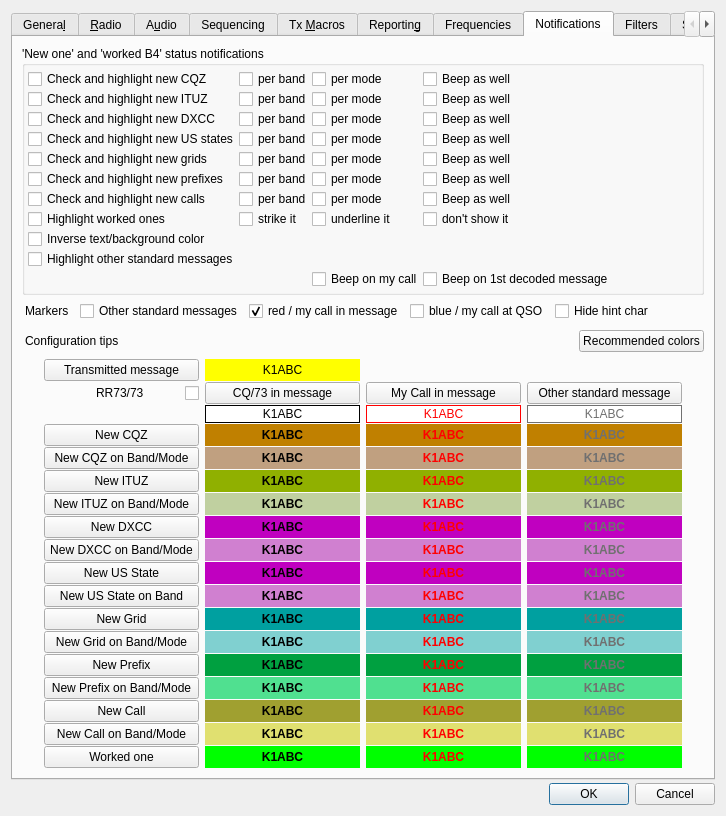
This is Configuration.ui in ce3tsk/jtdx_contest as Qt 5 draws it before an edit. The edited form follows.
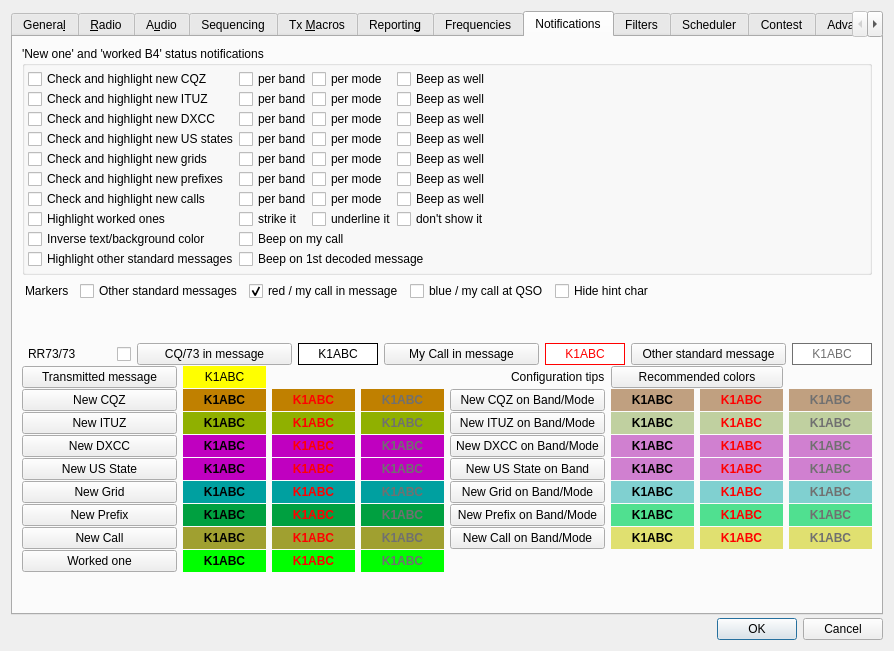
This is the edited form. The open tabs and pages were chosen to show the change.

Commit message: Settings dialog fits a 768 px screen (every tab scrolls, two-column colour table, fitted to the main window's screen), guiUpdate/readFromStdout/processMessage decisions moved to txstep.h/rxstep.h/pickstep.h (unchanged in behaviour), late-decoded RR73 after ours ends the QSO, typed @1000 no longer overwrites JT65/JT9 tones

The edit to the form file:
```diff
--- a/Configuration.ui
+++ b/Configuration.ui
@@ -3805,7 +3805,7 @@
                 </property>
                </spacer>
               </item>
-              <item row="10" column="3">
+              <item row="9" column="1" colspan="3">
                <widget class="QCheckBox" name="beep_on_firstMsg_check_box">
                 <property name="toolTip">
                  <string>&lt;html&gt;&lt;head/&gt;&lt;body&gt;&lt;p&gt;Use system sound for notification as soon as the first message is decoded in the RX interval.&lt;/p&gt;&lt;/body&gt;&lt;/html&gt;</string>
@@ -3815,7 +3815,7 @@
                 </property>
                </widget>
               </item>
-              <item row="10" column="2">
+              <item row="8" column="1" colspan="2">
                <widget class="QCheckBox" name="beep_on_my_call_check_box">
                 <property name="toolTip">
                  <string>&lt;html&gt;&lt;head/&gt;&lt;body&gt;&lt;p&gt;Use system sound for notification if there is MyCall in the received message.&lt;/p&gt;&lt;/body&gt;&lt;/html&gt;</string>
@@ -3945,59 +3945,6 @@
            </property>
           </spacer>
          </item>
-         <item>
-          <layout class="QHBoxLayout" name="horizontalLayout_10">
-           <item>
-            <spacer name="horizontalSpacer_24">
-             <property name="orientation">
-              <enum>Qt::Horizontal</enum>
-             </property>
-             <property name="sizeType">
-              <enum>QSizePolicy::Fixed</enum>
-             </property>
-             <property name="sizeHint" stdset="0">
-              <size>
-               <width>3</width>
-               <height>5</height>
-              </size>
-             </property>
-            </spacer>
-           </item>
-           <item>
-            <widget class="QLabel" name="label_14">
-             <property name="toolTip">
-              <string>&lt;html&gt;&lt;head/&gt;&lt;body&gt;&lt;p&gt;On top of the preview pane there are types of message that being checked for some criterion, text color being selected for each  type of message.&lt;br&gt;&lt;br&gt;On left side there are criteria allocated in the hierarchy order, and background color being selected for messages for each criterion.&lt;br&gt;&lt;br&gt;'Worked one' notification functionality is based on the residual principle, triggered if all activated 'New one' criteria or criterion are not met.&lt;br&gt;&lt;br&gt;'Inverse color' may be used if user would like to highlight CQ and 'MyCall' messages by some specific backgroung color.&lt;br&gt;&lt;br&gt;For beginning one criterion can be chose and for new band/mode notifications may be used similar color with the different saturation level, later number of required criteria can be increased.&lt;/p&gt;&lt;/body&gt;&lt;/html&gt;</string>
-             </property>
-             <property name="text">
-              <string>&lt;html&gt;&lt;head/&gt;&lt;body&gt;&lt;p&gt;Configuration tips&lt;/p&gt;&lt;/body&gt;&lt;/html&gt;</string>
-             </property>
-            </widget>
-           </item>
-           <item>
-            <spacer name="horizontalSpacer_defcol">
-             <property name="orientation">
-              <enum>Qt::Horizontal</enum>
-             </property>
-             <property name="sizeHint" stdset="0">
-              <size>
-               <width>20</width>
-               <height>5</height>
-              </size>
-             </property>
-            </spacer>
-           </item>
-           <item>
-            <widget class="QPushButton" name="pbDefaultColors">
-             <property name="toolTip">
-              <string>&lt;html&gt;&lt;head/&gt;&lt;body&gt;&lt;p&gt;Restore the recommended notification colors for &lt;b&gt;both&lt;/b&gt; the light and the dark style.&lt;/p&gt;&lt;p&gt;Every text color has been checked against every background it can appear on, so nothing ends up unreadable - a message calling you on a new DXCC row, for instance.&lt;/p&gt;&lt;p&gt;Takes effect when the settings are accepted.&lt;/p&gt;&lt;/body&gt;&lt;/html&gt;</string>
-             </property>
-             <property name="text">
-              <string>Recommended colors</string>
-             </property>
-            </widget>
-           </item>
-          </layout>
-         </item>
          <item>
           <spacer name="verticalSpacer_9">
            <property name="orientation">
@@ -4031,7 +3978,154 @@
              <property name="verticalSpacing">
               <number>1</number>
              </property>
-             <item row="0" column="0">
+             <item row="0" column="0" colspan="8">
+              <layout class="QHBoxLayout" name="messageColours_layout">
+               <property name="spacing">
+                <number>6</number>
+               </property>
+               <item>
+                <widget class="QCheckBox" name="RR73_marker_check_box">
+                 <property name="sizePolicy">
+                  <sizepolicy hsizetype="Minimum" vsizetype="Fixed">
+                   <horstretch>0</horstretch>
+                   <verstretch>0</verstretch>
+                  </sizepolicy>
+                 </property>
+                 <property name="toolTip">
+                  <string>&lt;html&gt;&lt;head/&gt;&lt;body&gt;&lt;p&gt;Treat RR73/73 messages in the same way as CQ messages for auto selection.&lt;/p&gt;&lt;/body&gt;&lt;/html&gt;</string>
+                 </property>
+                 <property name="layoutDirection">
+                  <enum>Qt::RightToLeft</enum>
+                 </property>
+                 <property name="text">
+                  <string>RR73/73           </string>
+                 </property>
+                </widget>
+               </item>
+               <item>
+                <widget class="QPushButton" name="pbCQmsg">
+                 <property name="minimumSize">
+                  <size>
+                   <width>155</width>
+                   <height>0</height>
+                  </size>
+                 </property>
+                 <property name="text">
+                  <string>CQ/73 in message</string>
+                 </property>
+                </widget>
+               </item>
+               <item>
+                <widget class="QLabel" name="labCQ">
+                 <property name="minimumSize">
+                  <size>
+                   <width>80</width>
+                   <height>18</height>
+                  </size>
+                 </property>
+                 <property name="styleSheet">
+                  <string notr="true">QLabel{background-color: #ffffff;color: #000000}</string>
+                 </property>
+                 <property name="frameShape">
+                  <enum>QFrame::Box</enum>
+                 </property>
+                 <property name="text">
+                  <string>K1ABC</string>
+                 </property>
+                 <property name="alignment">
+                  <set>Qt::AlignCenter</set>
+                 </property>
+                </widget>
+               </item>
+               <item>
+                <widget class="QPushButton" name="pbMyCall">
+                 <property name="minimumSize">
+                  <size>
+                   <width>155</width>
+                   <height>0</height>
+                  </size>
+                 </property>
+                 <property name="text">
+                  <string>My Call in message</string>
+                 </property>
+                </widget>
+               </item>
+               <item>
+                <widget class="QLabel" name="labMyCall">
+                 <property name="minimumSize">
+                  <size>
+                   <width>80</width>
+                   <height>18</height>
+                  </size>
+                 </property>
+                 <property name="styleSheet">
+                  <string notr="true">QLabel{background-color: #ffffff;color: #ff0000}</string>
+                 </property>
+                 <property name="frameShape">
+                  <enum>QFrame::Box</enum>
+                 </property>
+                 <property name="text">
+                  <string>K1ABC</string>
+                 </property>
+                 <property name="alignment">
+                  <set>Qt::AlignCenter</set>
+                 </property>
+                </widget>
+               </item>
+               <item>
+                <widget class="QPushButton" name="pbStandardCall">
+                 <property name="minimumSize">
+                  <size>
+                   <width>155</width>
+                   <height>0</height>
+                  </size>
+                 </property>
+                 <property name="toolTip">
+                  <string>&lt;html&gt;&lt;head/&gt;&lt;body&gt;&lt;p&gt;Set text color for non ('CQ' and 'MyCall') standard messages&lt;/p&gt;&lt;/body&gt;&lt;/html&gt;</string>
+                 </property>
+                 <property name="text">
+                  <string>Other standard message</string>
+                 </property>
+                </widget>
+               </item>
+               <item>
+                <widget class="QLabel" name="labStandardCall">
+                 <property name="minimumSize">
+                  <size>
+                   <width>80</width>
+                   <height>18</height>
+                  </size>
+                 </property>
+                 <property name="styleSheet">
+                  <string notr="true">QLabel{background-color: #ffffff;color: #707070}</string>
+                 </property>
+                 <property name="frameShape">
+                  <enum>QFrame::Box</enum>
+                 </property>
+                 <property name="text">
+                  <string>K1ABC</string>
+                 </property>
+                 <property name="alignment">
+                  <set>Qt::AlignCenter</set>
+                 </property>
+                </widget>
+               </item>
+               <item>
+                <spacer name="messageColours_spacer">
+                 <property name="orientation">
+                  <enum>Qt::Horizontal</enum>
+                 </property>
+                 <property name="sizeHint" stdset="0">
+                  <size>
+                   <width>0</width>
+                   <height>0</height>
+                  </size>
+                 </property>
+                </spacer>
+               </item>
+              </layout>
+             </item>
+             <item row="1" column="0">
               <widget class="QPushButton" name="pbTxMsg">
                <property name="minimumSize">
                 <size>
@@ -4044,7 +4138,7 @@
                </property>
               </widget>
              </item>
-             <item row="0" column="1">
+             <item row="1" column="1">
               <widget class="QLabel" name="labTx">
                <property name="minimumSize">
                 <size>
@@ -4063,134 +4157,27 @@
                </property>
               </widget>
              </item>
-             <item row="1" column="0">
-              <widget class="QCheckBox" name="RR73_marker_check_box">
-               <property name="sizePolicy">
-                <sizepolicy hsizetype="Minimum" vsizetype="Fixed">
-                 <horstretch>0</horstretch>
-                 <verstretch>0</verstretch>
-                </sizepolicy>
-               </property>
+             <item row="1" column="4" alignment="Qt::AlignRight|Qt::AlignVCenter">
+              <widget class="QLabel" name="label_14">
                <property name="toolTip">
                 <string>&lt;html&gt;&lt;head/&gt;&lt;body&gt;&lt;p&gt;Treat RR73/73 messages in the same way as CQ messages for auto selection.&lt;/p&gt;&lt;/body&gt;&lt;/html&gt;</string>
                </property>
-               <property name="layoutDirection">
-                <enum>Qt::RightToLeft</enum>
-               </property>
                <property name="text">
-                <string>RR73/73           </string>
+                <string>&lt;html&gt;&lt;head/&gt;&lt;body&gt;&lt;p&gt;Configuration tips&lt;/p&gt;&lt;/body&gt;&lt;/html&gt;</string>
                </property>
               </widget>
              </item>
-             <item row="1" column="1">
-              <widget class="QPushButton" name="pbCQmsg">
-               <property name="minimumSize">
-                <size>
-                 <width>155</width>
-                 <height>0</height>
-                </size>
-               </property>
-               <property name="text">
-                <string>CQ/73 in message</string>
-               </property>
-              </widget>
-             </item>
-             <item row="1" column="2">
-              <widget class="QPushButton" name="pbMyCall">
-               <property name="minimumSize">
-                <size>
-                 <width>155</width>
-                 <height>0</height>
-                </size>
-               </property>
-               <property name="text">
-                <string>My Call in message</string>
-               </property>
-              </widget>
-             </item>
-             <item row="1" column="3">
-              <widget class="QPushButton" name="pbStandardCall">
-               <property name="minimumSize">
-                <size>
-                 <width>155</width>
-                 <height>0</height>
-                </size>
-               </property>
+             <item row="1" column="5" colspan="2">
+              <widget class="QPushButton" name="pbDefaultColors">
                <property name="toolTip">
                 <string>&lt;html&gt;&lt;head/&gt;&lt;body&gt;&lt;p&gt;Set text color for non ('CQ' and 'MyCall') standard messages&lt;/p&gt;&lt;/body&gt;&lt;/html&gt;</string>
                </property>
                <property name="text">
-                <string>Other standard message</string>
+                <string>Recommended colors</string>
                </property>
               </widget>
              </item>
-             <item row="2" column="1">
-              <widget class="QLabel" name="labCQ">
-               <property name="minimumSize">
-                <size>
-                 <width>80</width>
-                 <height>18</height>
-                </size>
-               </property>
-               <property name="styleSheet">
-                <string notr="true">QLabel{background-color: #ffffff;color: #000000}</string>
-               </property>
-               <property name="frameShape">
-                <enum>QFrame::Box</enum>
-               </property>
-               <property name="text">
-                <string>K1ABC</string>
-               </property>
-               <property name="alignment">
-                <set>Qt::AlignCenter</set>
-               </property>
-              </widget>
-             </item>
-             <item row="2" column="2">
-              <widget class="QLabel" name="labMyCall">
-               <property name="minimumSize">
-                <size>
-                 <width>80</width>
-                 <height>18</height>
-                </size>
-               </property>
-               <property name="styleSheet">
-                <string notr="true">QLabel{background-color: #ffffff;color: #ff0000}</string>
-               </property>
-               <property name="frameShape">
-                <enum>QFrame::Box</enum>
-               </property>
-               <property name="text">
-                <string>K1ABC</string>
-               </property>
-               <property name="alignment">
-                <set>Qt::AlignCenter</set>
-               </property>
-              </widget>
-             </item>
-             <item row="2" column="3">
-              <widget class="QLabel" name="labStandardCall">
-               <property name="minimumSize">
-                <size>
-                 <width>80</width>
-                 <height>18</height>
-                </size>
-               </property>
-               <property name="styleSheet">
-                <string notr="true">QLabel{background-color: #ffffff;color: #707070}</string>
-               </property>
-               <property name="frameShape">
-                <enum>QFrame::Box</enum>
-               </property>
-               <property name="text">
-                <string>K1ABC</string>
-               </property>
-               <property name="alignment">
-                <set>Qt::AlignCenter</set>
-               </property>
-              </widget>
-             </item>
-             <item row="3" column="0">
+             <item row="2" column="0">
               <widget class="QPushButton" name="pbNewCQZ">
                <property name="minimumSize">
                 <size>
@@ -4203,7 +4190,7 @@
                </property>
               </widget>
              </item>
-             <item row="3" column="1">
+             <item row="2" column="1">
               <widget class="QLabel" name="labNewCQZ">
                <property name="minimumSize">
                 <size>
@@ -4222,7 +4209,7 @@
                </property>
               </widget>
              </item>
-             <item row="3" column="2">
+             <item row="2" column="2">
               <widget class="QLabel" name="labNewMcCQZ">
                <property name="minimumSize">
                 <size>
@@ -4241,7 +4228,7 @@
                </property>
               </widget>
              </item>
-             <item row="3" column="3">
+             <item row="2" column="3">
               <widget class="QLabel" name="labNewScCQZ">
                <property name="minimumSize">
                 <size>
@@ -4260,7 +4247,7 @@
                </property>
               </widget>
              </item>
-             <item row="4" column="0">
+             <item row="2" column="4">
               <widget class="QPushButton" name="pbNewCQZBand">
                <property name="minimumSize">
                 <size>
@@ -4273,7 +4260,7 @@
                </property>
               </widget>
              </item>
-             <item row="4" column="1">
+             <item row="2" column="5">
               <widget class="QLabel" name="labNewCQZBand">
                <property name="minimumSize">
                 <size>
@@ -4292,7 +4279,7 @@
                </property>
               </widget>
              </item>
-             <item row="4" column="2">
+             <item row="2" column="6">
               <widget class="QLabel" name="labNewMcCQZBand">
                <property name="minimumSize">
                 <size>
@@ -4311,7 +4298,7 @@
                </property>
               </widget>
              </item>
-             <item row="4" column="3">
+             <item row="2" column="7">
               <widget class="QLabel" name="labNewScCQZBand">
                <property name="minimumSize">
                 <size>
@@ -4330,7 +4317,7 @@
                </property>
               </widget>
              </item>
-             <item row="5" column="0">
+             <item row="3" column="0">
               <widget class="QPushButton" name="pbNewITUZ">
                <property name="minimumSize">
                 <size>
@@ -4343,7 +4330,7 @@
                </property>
               </widget>
              </item>
-             <item row="5" column="1">
+             <item row="3" column="1">
               <widget class="QLabel" name="labNewITUZ">
                <property name="minimumSize">
                 <size>
@@ -4362,7 +4349,7 @@
                </property>
               </widget>
              </item>
-             <item row="5" column="2">
+             <item row="3" column="2">
               <widget class="QLabel" name="labNewMcITUZ">
                <property name="minimumSize">
                 <size>
@@ -4381,7 +4368,7 @@
                </property>
               </widget>
              </item>
-             <item row="5" column="3">
+             <item row="3" column="3">
               <widget class="QLabel" name="labNewScITUZ">
                <property name="minimumSize">
                 <size>
@@ -4400,7 +4387,7 @@
                </property>
               </widget>
              </item>
-             <item row="6" column="0">
+             <item row="3" column="4">
               <widget class="QPushButton" name="pbNewITUZBand">
                <property name="minimumSize">
                 <size>
@@ -4413,7 +4400,7 @@
                </property>
               </widget>
              </item>
-             <item row="6" column="1">
+             <item row="3" column="5">
               <widget class="QLabel" name="labNewITUZBand">
                <property name="minimumSize">
                 <size>
@@ -4432,7 +4419,7 @@
                </property>
               </widget>
              </item>
-             <item row="6" column="2">
+             <item row="3" column="6">
               <widget class="QLabel" name="labNewMcITUZBand">
                <property name="minimumSize">
                 <size>
@@ -4451,7 +4438,7 @@
                </property>
               </widget>
              </item>
-             <item row="6" column="3">
+             <item row="3" column="7">
               <widget class="QLabel" name="labNewScITUZBand">
                <property name="minimumSize">
                 <size>
@@ -4470,7 +4457,7 @@
                </property>
               </widget>
              </item>
-             <item row="7" column="0">
+             <item row="4" column="0">
               <widget class="QPushButton" name="pbNewDXCC">
                <property name="minimumSize">
                 <size>
@@ -4483,7 +4470,7 @@
                </property>
               </widget>
              </item>
-             <item row="7" column="1">
+             <item row="4" column="1">
               <widget class="QLabel" name="labNewDXCC">
                <property name="minimumSize">
                 <size>
@@ -4502,7 +4489,7 @@
                </property>
               </widget>
              </item>
-             <item row="7" column="2">
+             <item row="4" column="2">
               <widget class="QLabel" name="labNewMcDXCC">
                <property name="minimumSize">
                 <size>
@@ -4521,7 +4508,7 @@
                </property>
               </widget>
              </item>
-             <item row="7" column="3">
+             <item row="4" column="3">
               <widget class="QLabel" name="labNewScDXCC">
                <property name="minimumSize">
                 <size>
@@ -4540,7 +4527,7 @@
                </property>
               </widget>
              </item>
-             <item row="8" column="0">
+             <item row="4" column="4">
               <widget class="QPushButton" name="pbNewDXCCBand">
                <property name="minimumSize">
                 <size>
@@ -4553,7 +4540,7 @@
                </property>
               </widget>
              </item>
-             <item row="8" column="1">
+             <item row="4" column="5">
               <widget class="QLabel" name="labNewDXCCBand">
                <property name="minimumSize">
                 <size>
@@ -4572,7 +4559,7 @@
                </property>
               </widget>
              </item>
-             <item row="8" column="2">
+             <item row="4" column="6">
               <widget class="QLabel" name="labNewMcDXCCBand">
                <property name="minimumSize">
                 <size>
@@ -4591,7 +4578,7 @@
                </property>
               </widget>
              </item>
-             <item row="8" column="3">
+             <item row="4" column="7">
               <widget class="QLabel" name="labNewScDXCCBand">
                <property name="minimumSize">
                 <size>
@@ -4610,7 +4597,7 @@
                </property>
               </widget>
              </item>
-             <item row="9" column="0">
+             <item row="5" column="0">
               <widget class="QPushButton" name="pbNewState">
                <property name="minimumSize">
                 <size>
@@ -4623,7 +4610,7 @@
                </property>
               </widget>
              </item>
-             <item row="9" column="1">
+             <item row="5" column="1">
               <widget class="QLabel" name="labNewState">
                <property name="minimumSize">
                 <size>
@@ -4642,7 +4629,7 @@
                </property>
               </widget>
              </item>
-             <item row="9" column="2">
+             <item row="5" column="2">
               <widget class="QLabel" name="labNewMcState">
                <property name="minimumSize">
                 <size>
@@ -4661,7 +4648,7 @@
                </property>
               </widget>
              </item>
-             <item row="9" column="3">
+             <item row="5" column="3">
               <widget class="QLabel" name="labNewScState">
                <property name="minimumSize">
                 <size>
@@ -4680,7 +4667,7 @@
                </property>
               </widget>
              </item>
-             <item row="10" column="0">
+             <item row="5" column="4">
               <widget class="QPushButton" name="pbNewStateBand">
                <property name="minimumSize">
                 <size>
@@ -4693,7 +4680,7 @@
                </property>
               </widget>
              </item>
-             <item row="10" column="1">
+             <item row="5" column="5">
               <widget class="QLabel" name="labNewStateBand">
                <property name="minimumSize">
                 <size>
@@ -4712,7 +4699,7 @@
                </property>
               </widget>
              </item>
-             <item row="10" column="2">
+             <item row="5" column="6">
               <widget class="QLabel" name="labNewMcStateBand">
                <property name="minimumSize">
                 <size>
@@ -4731,7 +4718,7 @@
                </property>
               </widget>
              </item>
-             <item row="10" column="3">
+             <item row="5" column="7">
               <widget class="QLabel" name="labNewScStateBand">
                <property name="minimumSize">
                 <size>
@@ -4750,7 +4737,7 @@
                </property>
               </widget>
              </item>
-             <item row="11" column="0">
+             <item row="6" column="0">
               <widget class="QPushButton" name="pbNewGrid">
                <property name="minimumSize">
                 <size>
@@ -4763,7 +4750,7 @@
                </property>
               </widget>
              </item>
-             <item row="11" column="1">
+             <item row="6" column="1">
               <widget class="QLabel" name="labNewGrid">
                <property name="minimumSize">
                 <size>
@@ -4782,7 +4769,7 @@
                </property>
               </widget>
              </item>
-             <item row="11" column="2">
+             <item row="6" column="2">
               <widget class="QLabel" name="labNewMcGrid">
                <property name="minimumSize">
                 <size>
@@ -4801,7 +4788,7 @@
                </property>
               </widget>
              </item>
-             <item row="11" column="3">
+             <item row="6" column="3">
               <widget class="QLabel" name="labNewScGrid">
                <property name="minimumSize">
                 <size>
@@ -4820,7 +4807,7 @@
                </property>
               </widget>
              </item>
-             <item row="12" column="0">
+             <item row="6" column="4">
               <widget class="QPushButton" name="pbNewGridBand">
                <property name="minimumSize">
                 <size>
@@ -4833,7 +4820,7 @@
                </property>
               </widget>
              </item>
-             <item row="12" column="1">
+             <item row="6" column="5">
               <widget class="QLabel" name="labNewGridBand">
                <property name="minimumSize">
                 <size>
@@ -4852,7 +4839,7 @@
                </property>
               </widget>
              </item>
-             <item row="12" column="2">
+             <item row="6" column="6">
               <widget class="QLabel" name="labNewMcGridBand">
                <property name="minimumSize">
                 <size>
@@ -4871,7 +4858,7 @@
                </property>
               </widget>
              </item>
-             <item row="12" column="3">
+             <item row="6" column="7">
               <widget class="QLabel" name="labNewScGridBand">
                <property name="minimumSize">
                 <size>
@@ -4890,7 +4877,7 @@
                </property>
               </widget>
              </item>
-             <item row="13" column="0">
+             <item row="7" column="0">
               <widget class="QPushButton" name="pbNewPx">
                <property name="minimumSize">
                 <size>
@@ -4903,7 +4890,7 @@
                </property>
               </widget>
              </item>
-             <item row="13" column="1">
+             <item row="7" column="1">
               <widget class="QLabel" name="labNewPx">
                <property name="minimumSize">
                 <size>
@@ -4922,7 +4909,7 @@
                </property>
               </widget>
              </item>
-             <item row="13" column="2">
+             <item row="7" column="2">
               <widget class="QLabel" name="labNewMcPx">
                <property name="minimumSize">
                 <size>
@@ -4941,7 +4928,7 @@
                </property>
               </widget>
              </item>
-             <item row="13" column="3">
+             <item row="7" column="3">
               <widget class="QLabel" name="labNewScPx">
                <property name="minimumSize">
                 <size>
@@ -4960,7 +4947,7 @@
                </property>
               </widget>
              </item>
-             <item row="14" column="0">
+             <item row="7" column="4">
               <widget class="QPushButton" name="pbNewPxBand">
                <property name="minimumSize">
                 <size>
@@ -4973,7 +4960,7 @@
                </property>
               </widget>
              </item>
-             <item row="14" column="1">
+             <item row="7" column="5">
               <widget class="QLabel" name="labNewPxBand">
                <property name="minimumSize">
                 <size>
@@ -4992,7 +4979,7 @@
                </property>
               </widget>
              </item>
-             <item row="14" column="2">
+             <item row="7" column="6">
               <widget class="QLabel" name="labNewMcPxBand">
                <property name="minimumSize">
                 <size>
@@ -5011,7 +4998,7 @@
                </property>
               </widget>
              </item>
-             <item row="14" column="3">
+             <item row="7" column="7">
               <widget class="QLabel" name="labNewScPxBand">
                <property name="minimumSize">
                 <size>
@@ -5030,7 +5017,7 @@
                </property>
               </widget>
              </item>
-             <item row="15" column="0">
+             <item row="8" column="0">
               <widget class="QPushButton" name="pbNewCall">
                <property name="minimumSize">
                 <size>
@@ -5043,7 +5030,7 @@
                </property>
               </widget>
              </item>
-             <item row="15" column="1">
+             <item row="8" column="1">
               <widget class="QLabel" name="labNewCall">
                <property name="minimumSize">
                 <size>
@@ -5062,7 +5049,7 @@
                </property>
               </widget>
              </item>
-             <item row="15" column="2">
+             <item row="8" column="2">
               <widget class="QLabel" name="labNewMcCall">
                <property name="minimumSize">
                 <size>
@@ -5081,7 +5068,7 @@
                </property>
               </widget>
              </item>
-             <item row="15" column="3">
+             <item row="8" column="3">
               <widget class="QLabel" name="labNewScCall">
                <property name="minimumSize">
                 <size>
@@ -5100,7 +5087,7 @@
                </property>
               </widget>
              </item>
-             <item row="16" column="0">
+             <item row="8" column="4">
               <widget class="QPushButton" name="pbNewCallBand">
                <property name="minimumSize">
                 <size>
@@ -5113,7 +5100,7 @@
                </property>
               </widget>
              </item>
-             <item row="16" column="1">
+             <item row="8" column="5">
               <widget class="QLabel" name="labNewCallBand">
                <property name="minimumSize">
                 <size>
@@ -5132,7 +5119,7 @@
                </property>
               </widget>
              </item>
-             <item row="16" column="2">
+             <item row="8" column="6">
               <widget class="QLabel" name="labNewMcCallBand">
                <property name="minimumSize">
                 <size>
@@ -5151,7 +5138,7 @@
                </property>
               </widget>
              </item>
-             <item row="16" column="3">
+             <item row="8" column="7">
               <widget class="QLabel" name="labNewScCallBand">
                <property name="minimumSize">
                 <size>
@@ -5170,7 +5157,7 @@
                </property>
               </widget>
              </item>
-             <item row="17" column="0">
+             <item row="9" column="0">
               <widget class="QPushButton" name="pbWorkedCall">
                <property name="minimumSize">
                 <size>
@@ -5186,7 +5173,7 @@
                </property>
               </widget>
              </item>
-             <item row="17" column="1">
+             <item row="9" column="1">
               <widget class="QLabel" name="labWorkedCall">
                <property name="minimumSize">
                 <size>
@@ -5205,7 +5192,7 @@
                </property>
               </widget>
              </item>
-             <item row="17" column="2">
+             <item row="9" column="2">
               <widget class="QLabel" name="labWorkedMcCall">
                <property name="minimumSize">
                 <size>
@@ -5224,7 +5211,7 @@
                </property>
               </widget>
              </item>
-             <item row="17" column="3">
+             <item row="9" column="3">
               <widget class="QLabel" name="labWorkedScCall">
                <property name="minimumSize">
                 <size>
```
Left out of the diff: 4 changed lines with no effect on the pictures. The commit also changes 8 other files.
